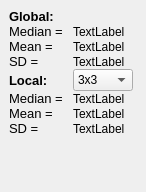
Above: src/iview/dockwidgets/ivstatisticsdockwidget.ui from schirmermischa/THELI before the change. Below: the same form after it.
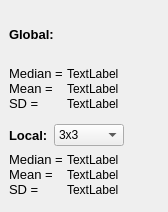
That is the form after the change.

The edit to the form file:
```diff
--- a/src/iview/dockwidgets/ivstatisticsdockwidget.ui
+++ b/src/iview/dockwidgets/ivstatisticsdockwidget.ui
@@ -6,20 +6,27 @@
    <rect>
     <x>0</x>
     <y>0</y>
-    <width>146</width>
-    <height>192</height>
+    <width>168</width>
+    <height>212</height>
    </rect>
   </property>
+  <property name="minimumSize">
+   <size>
+    <width>168</width>
+    <height>212</height>
+   </size>
+  </property>
+  <property name="maximumSize">
+   <size>
+    <width>168</width>
+    <height>524287</height>
+   </size>
+  </property>
   <property name="windowTitle">
    <string>Pixel statistics</string>
   </property>
   <widget class="QWidget" name="dockWidgetContents">
    <layout class="QGridLayout" name="gridLayout">
-    <item row="1" column="0">
-     <layout class="QFormLayout" name="formLayout">
-      <property name="verticalSpacing">
-       <number>0</number>
-      </property>
       <item row="0" column="0" colspan="2">
        <widget class="QLabel" name="xposLabel">
         <property name="font">
@@ -34,7 +41,15 @@
         </property>
        </widget>
       </item>
-      <item row="2" column="0">
+    <item row="1" column="0" colspan="3">
+     <layout class="QFormLayout" name="formLayout">
+      <property name="horizontalSpacing">
+       <number>0</number>
+      </property>
+      <property name="verticalSpacing">
+       <number>0</number>
+      </property>
+      <item row="0" column="0">
        <widget class="QLabel" name="label_8">
         <property name="font">
          <font>
@@ -51,14 +66,14 @@
         </property>
        </widget>
       </item>
-      <item row="2" column="1">
+      <item row="0" column="1">
        <widget class="QLabel" name="globalMedianLabel">
         <property name="text">
          <string>TextLabel</string>
         </property>
        </widget>
       </item>
-      <item row="3" column="0">
+      <item row="1" column="0">
        <widget class="QLabel" name="label_9">
         <property name="font">
          <font>
@@ -75,14 +90,14 @@
         </property>
        </widget>
       </item>
-      <item row="3" column="1">
+      <item row="1" column="1">
        <widget class="QLabel" name="globalMeanLabel">
         <property name="text">
          <string>TextLabel</string>
         </property>
        </widget>
       </item>
-      <item row="4" column="0">
+      <item row="2" column="0">
        <widget class="QLabel" name="globalSigmaLabel">
         <property name="sizePolicy">
          <sizepolicy hsizetype="Preferred" vsizetype="Preferred">
@@ -105,14 +120,16 @@
         </property>
        </widget>
       </item>
-      <item row="4" column="1">
+      <item row="2" column="1">
        <widget class="QLabel" name="globalRMSLabel">
         <property name="text">
          <string>TextLabel</string>
         </property>
        </widget>
       </item>
-      <item row="5" column="0">
+     </layout>
+    </item>
+    <item row="2" column="0">
        <widget class="QLabel" name="alphaDecLabel">
         <property name="font">
          <font>
@@ -126,17 +143,17 @@
         </property>
        </widget>
       </item>
-      <item row="5" column="1">
+    <item row="2" column="1">
        <widget class="QComboBox" name="localWindowComboBox">
         <property name="minimumSize">
          <size>
-          <width>60</width>
+        <width>70</width>
           <height>0</height>
          </size>
         </property>
         <property name="maximumSize">
          <size>
-          <width>60</width>
+        <width>70</width>
           <height>16777215</height>
          </size>
         </property>
@@ -170,7 +187,28 @@
         </item>
        </widget>
       </item>
-      <item row="7" column="0">
+    <item row="2" column="2">
+     <spacer name="horizontalSpacer">
+      <property name="orientation">
+       <enum>Qt::Horizontal</enum>
+      </property>
+      <property name="sizeHint" stdset="0">
+       <size>
+        <width>30</width>
+        <height>20</height>
+       </size>
+      </property>
+     </spacer>
+    </item>
+    <item row="3" column="0" colspan="3">
+     <layout class="QFormLayout" name="formLayout_2">
+      <property name="horizontalSpacing">
+       <number>0</number>
+      </property>
+      <property name="verticalSpacing">
+       <number>0</number>
+      </property>
+      <item row="0" column="0">
        <widget class="QLabel" name="label_3">
         <property name="font">
          <font>
@@ -187,14 +225,14 @@
         </property>
        </widget>
       </item>
-      <item row="7" column="1">
+      <item row="0" column="1">
        <widget class="QLabel" name="localMedianLabel">
         <property name="text">
          <string>TextLabel</string>
         </property>
        </widget>
       </item>
-      <item row="8" column="0">
+      <item row="1" column="0">
        <widget class="QLabel" name="label_4">
         <property name="font">
          <font>
@@ -211,14 +249,14 @@
         </property>
        </widget>
       </item>
-      <item row="8" column="1">
+      <item row="1" column="1">
        <widget class="QLabel" name="localMeanLabel">
         <property name="text">
          <string>TextLabel</string>
         </property>
        </widget>
       </item>
-      <item row="9" column="0">
+      <item row="2" column="0">
        <widget class="QLabel" name="localSigmaLabel">
         <property name="font">
          <font>
@@ -235,7 +273,7 @@
         </property>
        </widget>
       </item>
-      <item row="9" column="1">
+      <item row="2" column="1">
        <widget class="QLabel" name="localRMSLabel">
         <property name="text">
          <string>TextLabel</string>
```
Lines whose indentation alone changed are shown as unchanged.
